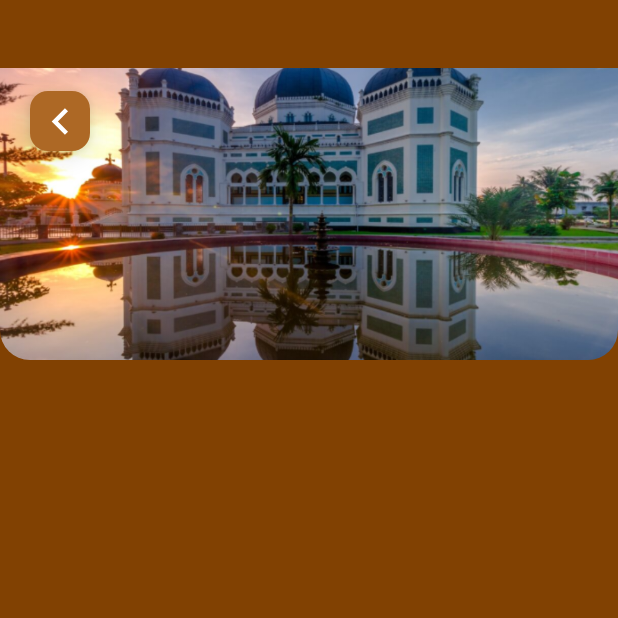
After one commit to Limzen/Luminara-mobile, an Android app built with Jetpack Compose: the composable SiteDetailScreen shown on its own in the app's theme, on a phone screen of 412 x 824 dp, the top half of it. The commit adds this screen. Run offline under Robolectric (Android 15) with nearby library versions, the light colour scheme and no system bars.

Commit message:
design heading

```diff
--- a/app/src/main/java/com/example/luminara/MainActivity.kt
+++ b/app/src/main/java/com/example/luminara/MainActivity.kt
@@ -7,6 +7,7 @@ import androidx.activity.enableEdgeToEdge
 import com.example.luminara.ui.screens.itinerary.CreateItinerary
 import com.example.luminara.ui.screens.home.HomeScreen
 import com.example.luminara.ui.screens.home.SearchScreen
+import com.example.luminara.ui.screens.home.SiteDetailScreen
 import com.example.luminara.ui.screens.itinerary.FormItinerary
 import com.example.luminara.ui.screens.login.LoginScreen
 import com.example.luminara.ui.screens.signup.SignUpScreen
@@ -19,7 +20,7 @@ class MainActivity : ComponentActivity() {
         enableEdgeToEdge()
         setContent {
             LuminaraTheme {
-                SearchScreen()
+                SiteDetailScreen()
             }
         }
     }
--- /dev/null
+++ b/app/src/main/java/com/example/luminara/ui/screens/home/SiteDetailScreen.kt
@@ -0,0 +1,59 @@
+package com.example.luminara.ui.screens.home
+
+import androidx.compose.foundation.Image
+import androidx.compose.foundation.background
+import androidx.compose.foundation.layout.Box
+import androidx.compose.foundation.layout.Column
+import androidx.compose.foundation.layout.Row
+import androidx.compose.foundation.layout.Spacer
+import androidx.compose.foundation.layout.fillMaxSize
+import androidx.compose.foundation.layout.fillMaxWidth
+import androidx.compose.foundation.layout.height
+import androidx.compose.foundation.layout.padding
+import androidx.compose.foundation.layout.width
+import androidx.compose.foundation.shape.RoundedCornerShape
+import androidx.compose.runtime.Composable
+import androidx.compose.ui.Modifier
+import androidx.compose.ui.draw.clip
+import androidx.compose.ui.layout.ContentScale
+import androidx.compose.ui.res.painterResource
+import androidx.compose.ui.unit.dp
+import com.example.luminara.R
+import com.example.luminara.ui.components.Buttonback
+import com.example.luminara.ui.components.SearchTextField
+import com.example.luminara.ui.theme.Primary
+import com.example.luminara.utils.Dimensions
+
+@Composable
+fun SiteDetailScreen(modifier: Modifier = Modifier) {
+    Column(
+        modifier = Modifier
+            .fillMaxSize()
+            .background(color = Primary)
+    ) {
+        Box(modifier = Modifier
+            .fillMaxWidth()
+            .height(240.dp)
+            .padding(top = 45.dp)
+        ) {
+            Image(
+                painter = painterResource(id = R.drawable.mosque1),
+                contentDescription = "site detail",
+                contentScale = ContentScale.Crop,
+                modifier = Modifier
+                    .fillMaxSize()
+                    .clip(RoundedCornerShape(bottomStart = 20.dp, bottomEnd = 20.dp))
+            )
+
+            Box(modifier = Modifier
+                .fillMaxSize()
+                .padding(start = Dimensions.OuterPadding, end = Dimensions.OuterPadding, top = 15.dp)
+            ) {
+                Buttonback(
+                    onClick = {},
+                )
+            }
+
+        }
+    }
+}
```
